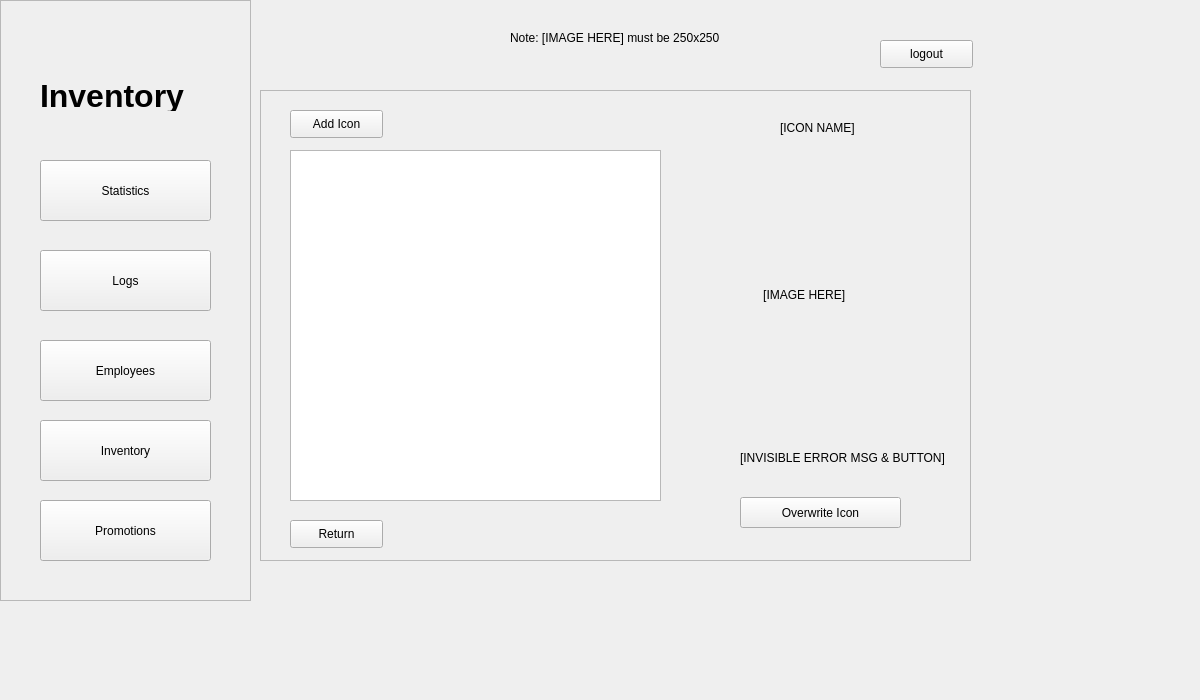
Qt form POS/UI/inventoryIcons.ui (ReiZedlav/CSCC-21.1-Software-Engineering-1) before a commit.
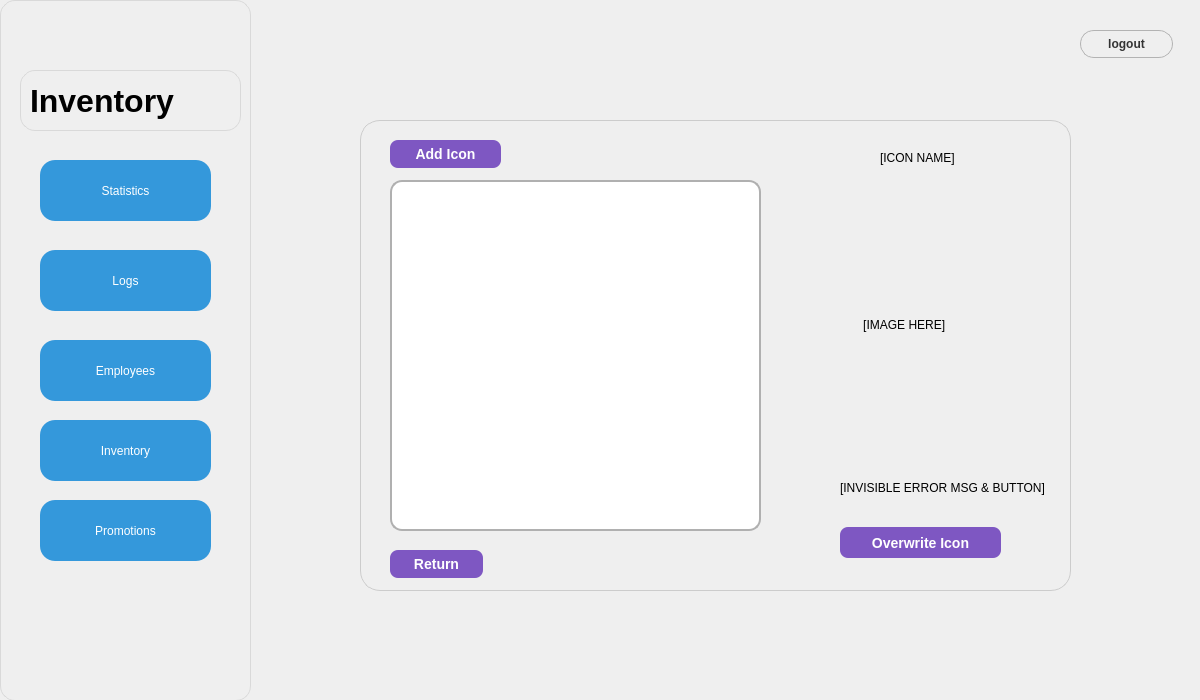
The same form after that commit.

```diff
--- a/POS/UI/inventoryIcons.ui
+++ b/POS/UI/inventoryIcons.ui
@@ -14,15 +14,36 @@
    <string>Admin Panel</string>
   </property>
   <widget class="QWidget" name="centralwidget">
+   <property name="styleSheet">
+    <string notr="true">QWidget#centralwidget {
+                background: qlineargradient(
+                    x1:0, y1:0, x2:0, y2:1,
+                    stop:0 #e0f7fa,       /* top: soft pastel cyan */
+                    stop:0.5 #f9f9f9,     /* middle: very light gray */
+                    stop:1 #ffffff        /* bottom: pure white */
+                );
+            }</string>
+   </property>
    <widget class="QFrame" name="frame">
     <property name="geometry">
      <rect>
       <x>0</x>
       <y>0</y>
       <width>251</width>
-      <height>601</height>
+      <height>701</height>
      </rect>
     </property>
+    <property name="styleSheet">
+     <string notr="true">QFrame {
+        background: qlineargradient(
+            x1:0, y1:0, x2:0, y2:1,
+            stop:0 #ffffff,
+            stop:1 #e6e6e6
+        );
+        border-radius: 15px;
+        border: 1px solid #d9d9d9;
+    }</string>
+    </property>
     <property name="frameShape">
      <enum>QFrame::StyledPanel</enum>
     </property>
@@ -38,6 +59,17 @@
        <height>61</height>
       </rect>
      </property>
+     <property name="styleSheet">
+      <string notr="true"> QPushButton {
+        background-color: #3498db;  /* Button color */
+        color: white;               /* Text color */
+        border-radius: 15px;        /* Rounded corners */
+        padding: 10px 20px;         /* Padding */
+    }
+    QPushButton:hover {
+        background-color: #2980b9;  /* Hover color */
+    }</string>
+     </property>
      <property name="text">
       <string>Statistics</string>
      </property>
@@ -51,6 +83,17 @@
        <height>61</height>
       </rect>
      </property>
+     <property name="styleSheet">
+      <string notr="true"> QPushButton {
+        background-color: #3498db;  /* Button color */
+        color: white;               /* Text color */
+        border-radius: 15px;        /* Rounded corners */
+        padding: 10px 20px;         /* Padding */
+    }
+    QPushButton:hover {
+        background-color: #2980b9;  /* Hover color */
+    }</string>
+     </property>
      <property name="text">
       <string>Employees</string>
      </property>
@@ -64,6 +107,17 @@
        <height>61</height>
       </rect>
      </property>
+     <property name="styleSheet">
+      <string notr="true"> QPushButton {
+        background-color: #3498db;  /* Button color */
+        color: white;               /* Text color */
+        border-radius: 15px;        /* Rounded corners */
+        padding: 10px 20px;         /* Padding */
+    }
+    QPushButton:hover {
+        background-color: #2980b9;  /* Hover color */
+    }</string>
+     </property>
      <property name="text">
       <string>Inventory</string>
      </property>
@@ -77,6 +131,17 @@
        <height>61</height>
       </rect>
      </property>
+     <property name="styleSheet">
+      <string notr="true"> QPushButton {
+        background-color: #3498db;  /* Button color */
+        color: white;               /* Text color */
+        border-radius: 15px;        /* Rounded corners */
+        padding: 10px 20px;         /* Padding */
+    }
+    QPushButton:hover {
+        background-color: #2980b9;  /* Hover color */
+    }</string>
+     </property>
      <property name="text">
       <string>Promotions</string>
      </property>
@@ -90,6 +155,17 @@
        <height>61</height>
       </rect>
      </property>
+     <property name="styleSheet">
+      <string notr="true"> QPushButton {
+        background-color: #3498db;  /* Button color */
+        color: white;               /* Text color */
+        border-radius: 15px;        /* Rounded corners */
+        padding: 10px 20px;         /* Padding */
+    }
+    QPushButton:hover {
+        background-color: #2980b9;  /* Hover color */
+    }</string>
+     </property>
      <property name="text">
       <string>Logs</string>
      </property>
@@ -97,10 +173,10 @@
     <widget class="QLabel" name="greeting_2">
      <property name="geometry">
       <rect>
-       <x>40</x>
-       <y>80</y>
-       <width>211</width>
-       <height>31</height>
+       <x>20</x>
+       <y>70</y>
+       <width>221</width>
+       <height>61</height>
       </rect>
      </property>
      <property name="font">
@@ -118,12 +194,37 @@
    <widget class="QPushButton" name="logoutButton">
     <property name="geometry">
      <rect>
-      <x>880</x>
-      <y>40</y>
+      <x>1080</x>
+      <y>30</y>
       <width>93</width>
       <height>28</height>
      </rect>
     </property>
+    <property name="styleSheet">
+     <string notr="true">QPushButton {
+        background: qlineargradient(
+            x1:0, y1:0, x2:0, y2:1,
+            stop:0 #ffffff, stop:1 #e0e0e0
+        );
+        border: 1px solid #b3b3b3;
+        border-radius: 14px; /* half of height for fully rounded */
+        color: #333333;
+        font-weight: bold;
+        font-size: 12px;
+    }
+    QPushButton:hover {
+        background: qlineargradient(
+            x1:0, y1:0, x2:0, y2:1,
+            stop:0 #f2f2f2, stop:1 #d9d9d9
+        );
+    }
+    QPushButton:pressed {
+        background: qlineargradient(
+            x1:0, y1:0, x2:0, y2:1,
+            stop:0 #d9d9d9, stop:1 #bfbfbf
+        );
+    }</string>
+    </property>
     <property name="text">
      <string>logout</string>
     </property>
@@ -131,12 +232,24 @@
    <widget class="QFrame" name="frame_2">
     <property name="geometry">
      <rect>
-      <x>260</x>
-      <y>90</y>
+      <x>360</x>
+      <y>120</y>
       <width>711</width>
       <height>471</height>
      </rect>
     </property>
+    <property name="styleSheet">
+     <string notr="true">QFrame#frame_2 {
+        background: qlineargradient(
+            x1:0, y1:0, x2:0, y2:1,
+            stop:0 #ffffff,       /* top: pure white */
+            stop:0.5 #f9f9f9,     /* middle: very light gray */
+            stop:1 #e0f7fa        /* bottom: soft pastel cyan */
+        );
+        border-radius: 20px;       /* rounded corners */
+        border: 1px solid #cccccc; /* subtle border */
+    }</string>
+    </property>
     <property name="frameShape">
      <enum>QFrame::StyledPanel</enum>
     </property>
@@ -148,10 +261,27 @@
       <rect>
        <x>30</x>
        <y>20</y>
-       <width>93</width>
+       <width>111</width>
        <height>28</height>
       </rect>
      </property>
+     <property name="styleSheet">
+      <string notr="true">QPushButton {
+        background-color: #7e57c2;       /* friendly purple */
+        color: white;                     /* text color */
+        border: none;
+        border-radius: 8px;               /* moderately round */
+        padding: 8px 20px;                /* comfortable size */
+        font-size: 14px;
+        font-weight: bold;
+    }
+    QPushButton:hover {
+        background-color: #9575cd;       /* slightly lighter purple on hover */
+    }
+    QPushButton:pressed {
+        background-color: #5e35b1;       /* darker purple when pressed */
+    }</string>
+     </property>
      <property name="text">
       <string>Add Icon</string>
      </property>
@@ -165,6 +295,29 @@
        <height>351</height>
       </rect>
      </property>
+     <property name="styleSheet">
+      <string notr="true">QTableWidget {
+        background-color: #ffffff;
+        border: 2px solid #b0b0b0;  /* soft gray border */
+        border-radius: 12px;         /* rounded corners */
+        gridline-color: #e0e0e0;     /* subtle grid lines */
+        padding: 5px;
+    }
+    QHeaderView::section {
+        background-color: #f5f5f5;   /* light header */
+        border: 1px solid #d0d0d0;
+        border-radius: 6px;          /* rounded header corners */
+        padding: 4px;
+        font-weight: bold;
+    }
+    QTableWidget::item {
+        padding: 6px;
+    }
+    QTableWidget::item:selected {
+        background-color: #cce7ff;  /* gentle selection color */
+        color: #000000;
+    }</string>
+     </property>
     </widget>
     <widget class="QLabel" name="image">
      <property name="geometry">
@@ -201,6 +354,23 @@
        <height>28</height>
       </rect>
      </property>
+     <property name="styleSheet">
+      <string notr="true">QPushButton {
+        background-color: #7e57c2;       /* friendly purple */
+        color: white;                     /* text color */
+        border: none;
+        border-radius: 8px;               /* moderately round */
+        padding: 8px 20px;                /* comfortable size */
+        font-size: 14px;
+        font-weight: bold;
+    }
+    QPushButton:hover {
+        background-color: #9575cd;       /* slightly lighter purple on hover */
+    }
+    QPushButton:pressed {
+        background-color: #5e35b1;       /* darker purple when pressed */
+    }</string>
+     </property>
      <property name="text">
       <string>Return</string>
      </property>
@@ -227,24 +397,28 @@
        <height>31</height>
       </rect>
      </property>
+     <property name="styleSheet">
+      <string notr="true">QPushButton {
+        background-color: #7e57c2;       /* friendly purple */
+        color: white;                     /* text color */
+        border: none;
+        border-radius: 8px;               /* moderately round */
+        padding: 8px 20px;                /* comfortable size */
+        font-size: 14px;
+        font-weight: bold;
+    }
+    QPushButton:hover {
+        background-color: #9575cd;       /* slightly lighter purple on hover */
+    }
+    QPushButton:pressed {
+        background-color: #5e35b1;       /* darker purple when pressed */
+    }</string>
+     </property>
      <property name="text">
       <string>Overwrite Icon</string>
      </property>
     </widget>
    </widget>
-   <widget class="QLabel" name="label">
-    <property name="geometry">
-     <rect>
-      <x>510</x>
-      <y>30</y>
-      <width>251</width>
-      <height>16</height>
-     </rect>
-    </property>
-    <property name="text">
-     <string>Note: [IMAGE HERE] must be 250x250</string>
-    </property>
-   </widget>
   </widget>
  </widget>
  <resources/>
```
